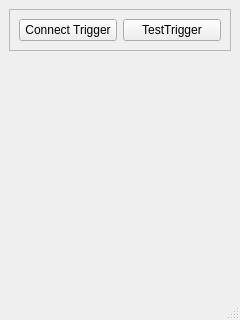
Above: UI/triggeringwindow.ui from VeikkaLeppanen/Real_Time_EEG before the change. Below: the same form after it.
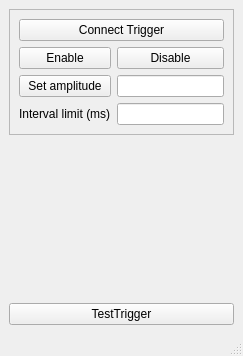
That is the form after the change.

Commit message: magPro class

```diff
--- a/UI/triggeringwindow.ui
+++ b/UI/triggeringwindow.ui
@@ -6,8 +6,8 @@
    <rect>
     <x>0</x>
     <y>0</y>
-    <width>240</width>
-    <height>320</height>
+    <width>243</width>
+    <height>356</height>
    </rect>
   </property>
   <property name="windowTitle">
@@ -24,23 +24,57 @@
        <enum>QFrame::Raised</enum>
       </property>
       <layout class="QGridLayout" name="gridLayout">
-       <item row="0" column="1">
-        <widget class="QPushButton" name="testTrigger">
+       <item row="1" column="0">
+        <widget class="QPushButton" name="enable">
          <property name="text">
-          <string>TestTrigger</string>
+          <string>Enable</string>
          </property>
         </widget>
        </item>
-       <item row="0" column="0">
+       <item row="3" column="0">
+        <widget class="QLabel" name="label">
+         <property name="text">
+          <string>Interval limit (ms)</string>
+         </property>
+        </widget>
+       </item>
+       <item row="0" column="0" colspan="2">
         <widget class="QPushButton" name="connectTrigger">
          <property name="text">
           <string>Connect Trigger</string>
          </property>
         </widget>
        </item>
+       <item row="3" column="1">
+        <widget class="QLineEdit" name="TimeLimitLineEdit"/>
+       </item>
+       <item row="1" column="1">
+        <widget class="QPushButton" name="disable">
+         <property name="text">
+          <string>Disable</string>
+         </property>
+        </widget>
+       </item>
+       <item row="2" column="0">
+        <widget class="QPushButton" name="setAmplitude">
+         <property name="text">
+          <string>Set amplitude</string>
+         </property>
+        </widget>
+       </item>
+       <item row="2" column="1">
+        <widget class="QLineEdit" name="amplitudeLineEdit"/>
+       </item>
       </layout>
      </widget>
     </item>
+    <item row="3" column="0">
+     <widget class="QPushButton" name="testTrigger">
+      <property name="text">
+       <string>TestTrigger</string>
+      </property>
+     </widget>
+    </item>
    </layout>
   </widget>
   <widget class="QMenuBar" name="menubar">
```
Left out of the diff: 2 changed lines with no effect on the pictures. The commit also changes 9 other files.
